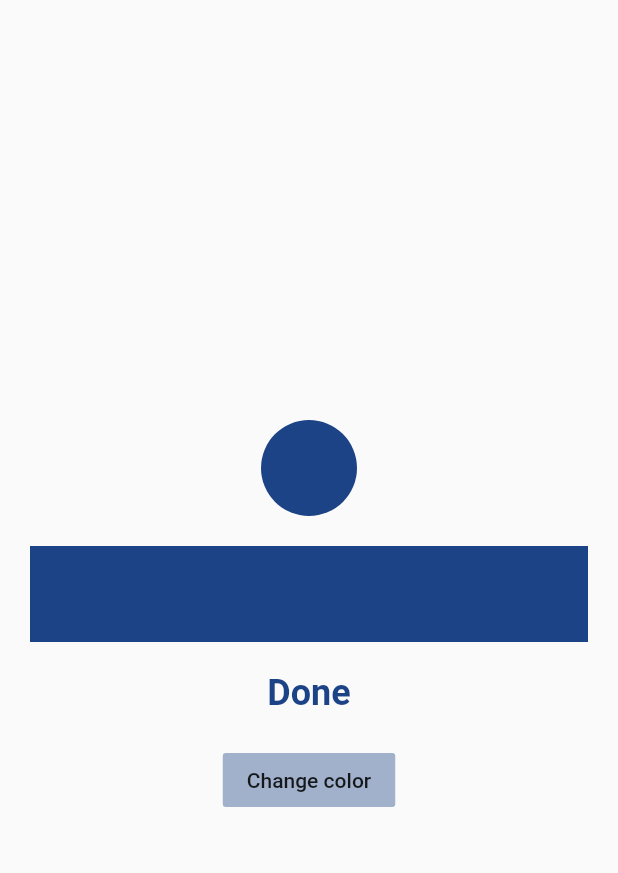
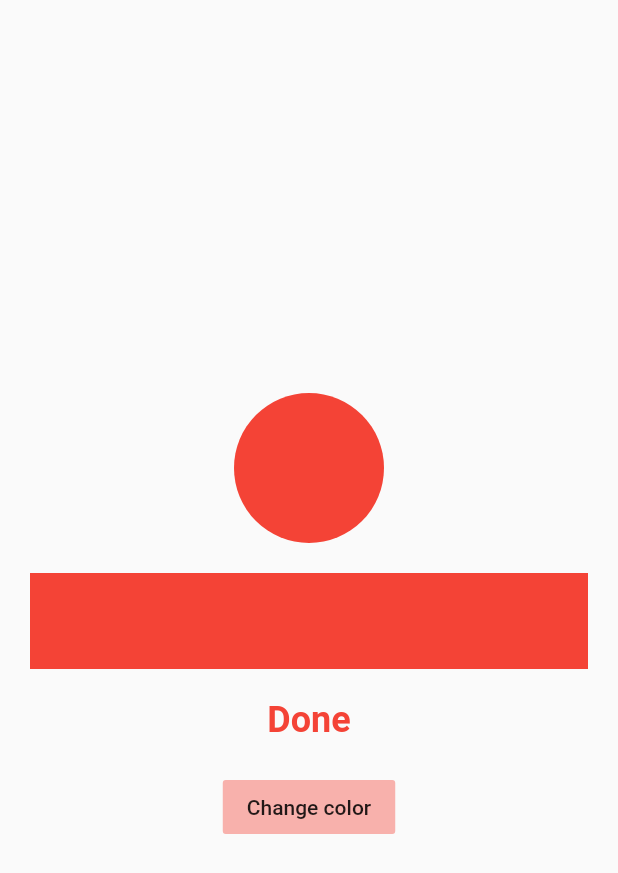
Before and after one commit to misterfourtytwo/controller_for_custom_widget, a Flutter app: the screen it shows after launch, after a tap on "Change color", on a phone screen of 412 x 824 dp. Shown: the top 873 px of the screen. Run offline on Flutter 3.47's test engine with Material 2 defaults, Android fonts, the phone set to English and light mode, and no system bars.

Commit message:
added color customization, finer animation control

```diff
--- a/lib/color_change_controller.dart
+++ b/lib/color_change_controller.dart
@@ -1,20 +1,53 @@
+import 'package:controller_for_custom_widget/utils.dart';
 import 'package:flutter/material.dart';
 
 class ColorChangeController extends ChangeNotifier {
-  double value = 0.0;
+  Color value;
+  double progress;
+  ColorTween tween;
+  Color _customTargetColor;
   bool isAnimating = false;
   bool shouldStartAnimation = false;
-  Color color;
 
-  ColorChangeController({@required this.color});
+  ColorChangeController({Color initialColor})
+      : value = initialColor ?? getRandomColor(),
+        tween = ColorTween(begin: initialColor, end: initialColor),
+        progress = 1;
 
-  void setValue(double value) {
-    this.value = value;
+  void animate({Color customTargetColor}) {
+    _customTargetColor = customTargetColor;
+
+    if (!this.shouldStartAnimation) {
+      this.shouldStartAnimation = true;
+      notifyListeners();
+    }
+  }
+
+  void onStart() {
+    if (!this.isAnimating) {
+      this.shouldStartAnimation = false;
+      this.isAnimating = true;
+
+      tween = ColorTween(
+        begin: value,
+        end: _customTargetColor ?? getRandomColor(),
+      );
+      notifyListeners();
+    }
+  }
+
+  void onTick(double newProgress, Color newValue) {
+    value = newValue;
+    progress = newProgress;
+
     notifyListeners();
   }
 
-  void changeColor() {
-    this.shouldStartAnimation = true;
+  void onFinish() {
+    progress = 1;
+    isAnimating = false;
+
+    tween = ColorTween(begin: value, end: value);
     notifyListeners();
   }
 }
--- a/lib/color_listener_widget.dart
+++ b/lib/color_listener_widget.dart
@@ -1,5 +1,3 @@
-import 'dart:math';
-
 import 'package:flutter/material.dart';
 
 import 'color_change_controller.dart';
@@ -18,68 +16,68 @@ class ColorListenerWidget extends StatefulWidget {
 class _ColorChangerState extends State<ColorListenerWidget>
     with SingleTickerProviderStateMixin {
   AnimationController _animationController;
-  Color currentColor;
-  Animation<Color> colorAnimation;
+  Animation<Color> _colorAnimation;
 
   @override
   void initState() {
     super.initState();
-    currentColor = _getRandomColor();
     _animationController = AnimationController(
       value: 1,
       duration: Duration(seconds: 1),
       vsync: this,
     );
-    widget.controller.addListener(() {
-      if (widget.controller.shouldStartAnimation &&
-          !widget.controller.isAnimating) {
-        _startAnimation();
+
+    _colorAnimation = widget.controller.tween.animate(_animationController);
+    _colorAnimation.addListener(_animationListener);
+
+    widget.controller.addListener(_colorChangeListener);
+  }
+
+  void _colorChangeListener() {
+    if (widget.controller.shouldStartAnimation) {
+      if (widget.controller.isAnimating) {
+        _finishAnimation();
       }
-    });
-    colorAnimation = ColorTween(begin: currentColor, end: currentColor)
-        .animate(_animationController);
+      // preset animation object
+      _colorAnimation = widget.controller.tween.animate(_animationController);
+      _colorAnimation.addListener(_animationListener);
+      // start animation
+      widget.controller.onStart();
+      _animationController.reset();
+      _animationController.forward();
+    }
+  }
+
+  void _animationListener() {
+    widget.controller.onTick(_animationController.value, _colorAnimation.value);
+    if (_animationController.isCompleted) {
+      _finishAnimation();
+    }
+  }
+
+  void _finishAnimation() {
+    widget.controller.onFinish();
+    _colorAnimation.removeListener(_animationListener);
   }
 
   @override
   void dispose() {
+    _colorAnimation.removeListener(_animationListener);
     _animationController.dispose();
     super.dispose();
   }
 
-  void _startAnimation() {
-    Color nextColor = _getRandomColor();
-    colorAnimation = ColorTween(begin: currentColor, end: nextColor)
-        .animate(_animationController);
-    widget.controller.isAnimating = true;
-    widget.controller.shouldStartAnimation = false;
-
-    _animationController.reset();
-    _animationController.forward();
-
-    colorAnimation.addListener(() {
-      widget.controller.color = colorAnimation.value;
-      widget.controller.setValue(_animationController.value);
-
-      if (colorAnimation.isCompleted) {
-        widget.controller.isAnimating = false;
-      }
-    });
-  }
-
-  Color _getRandomColor() =>
-      Color((Random().nextDouble() * 0xFFFFFF).toInt()).withOpacity(1.0);
-
   @override
   Widget build(BuildContext context) {
     return AnimatedBuilder(
-      animation: colorAnimation,
+      animation: _colorAnimation,
       builder: (BuildContext context, Widget widget) {
         return Container(
-          height: 64,
-          width: 64,
+          height: 100,
+          width: 100,
           decoration: BoxDecoration(
             shape: BoxShape.circle,
-            color: colorAnimation == null ? currentColor : colorAnimation.value,
+            color: _colorAnimation.value,
           ),
         );
       },
--- a/lib/home.dart
+++ b/lib/home.dart
@@ -12,25 +12,23 @@ class Home extends StatefulWidget {
 
 class _HomeState extends State<Home> {
   ColorChangeController colorCtrl;
-  int value = 0;
-  Color color = Colors.transparent;
+
+  void _colorChangeListener() {
+    if (mounted) {
+      setState(() {});
+    }
+  }
 
   @override
   void initState() {
     super.initState();
-    colorCtrl = ColorChangeController(color: color);
-    colorCtrl.addListener(() {
-      if (mounted) {
-        setState(() {
-          value = (colorCtrl.value * 100).round();
-          color = colorCtrl.color;
-        });
-      }
-    });
+    colorCtrl = ColorChangeController(initialColor: Colors.red);
+    colorCtrl.addListener(_colorChangeListener);
   }
 
   @override
   void dispose() {
+    colorCtrl.removeListener(_colorChangeListener);
     colorCtrl.dispose();
     super.dispose();
   }
@@ -51,17 +49,19 @@ class _HomeState extends State<Home> {
               Container(
                 margin: EdgeInsets.symmetric(horizontal: 20),
                 height: 64,
-                color: color.withOpacity(.3),
                 child: LinearProgressIndicator(
-                  value: value.toDouble() / 100,
-                  valueColor: AlwaysStoppedAnimation(color),
+                  value: colorCtrl.progress,
+                  valueColor: AlwaysStoppedAnimation(colorCtrl.value),
+                  backgroundColor: colorCtrl.value.withOpacity(.3),
                 ),
               ),
               SizedBox(height: 20),
               Text(
-                value == 100 ? 'Done' : '$value %',
+                (1.0 - colorCtrl.progress < 1e-5)
+                    ? 'Done'
+                    : '${(colorCtrl.progress * 100).toInt()} %',
                 style: TextStyle(
-                  color: color,
+                  color: colorCtrl.value,
                   fontWeight: FontWeight.bold,
                   fontSize: 24,
                 ),
@@ -71,8 +71,8 @@ class _HomeState extends State<Home> {
                 child: Text(
                   'Change color',
                 ),
-                color: color.withOpacity(0.4),
-                onPressed: colorCtrl.changeColor,
+                color: colorCtrl.value.withOpacity(0.4),
+                onPressed: colorCtrl.animate,
               ),
             ],
           ),
--- /dev/null
+++ b/lib/utils.dart
@@ -0,0 +1,6 @@
+import 'dart:math';
+
+import 'package:flutter/material.dart';
+
+Color getRandomColor() =>
+    Color((Random().nextDouble() * 0xFFFFFF).toInt()).withOpacity(1.0);
```
Also changed, not shown: 1 other file.
